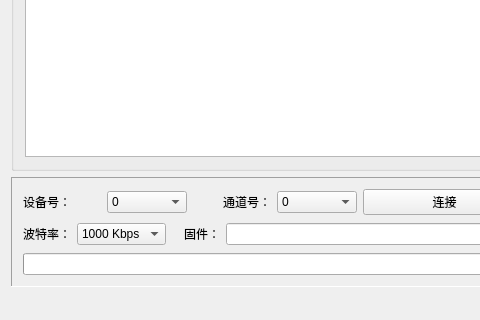
596142041/CANBootloader-Qt, file source/mainwindow_ch.ui: the form before one commit; both pictures show x 0 to 480 and y 276 to 596 of the 1059 by 596 pixel window.
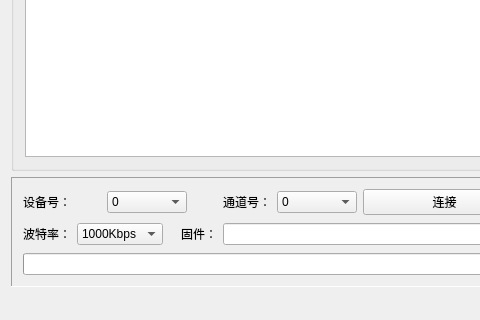
The form after the commit. Icons and pictures are not drawn.

Commit message: 工程文件更改

What changed in the file:
```diff
--- a/source/mainwindow_ch.ui
+++ b/source/mainwindow_ch.ui
@@ -548,7 +548,7 @@
                  </property>
                  <item>
                   <property name="text">
-                   <string>1000 Kbps</string>
+                   <string>1000Kbps</string>
                   </property>
                  </item>
                  <item>
```
Left out of the diff: 20 changed lines with no effect on the pictures.
